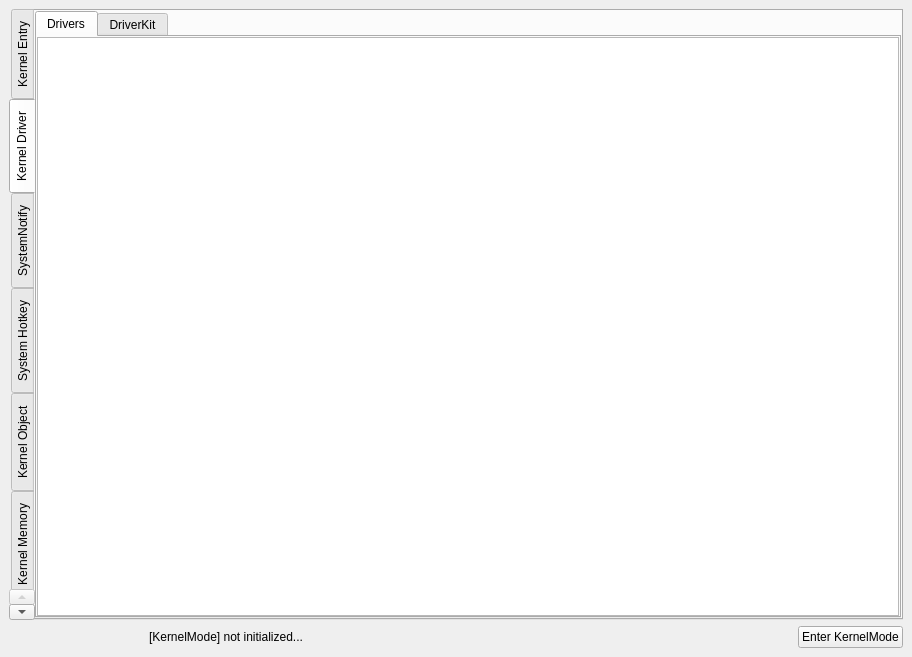
Before: the Qt Designer form src/OpenArk/ui/kernel.ui in BlackINT3/OpenArk, drawn with Qt 5.
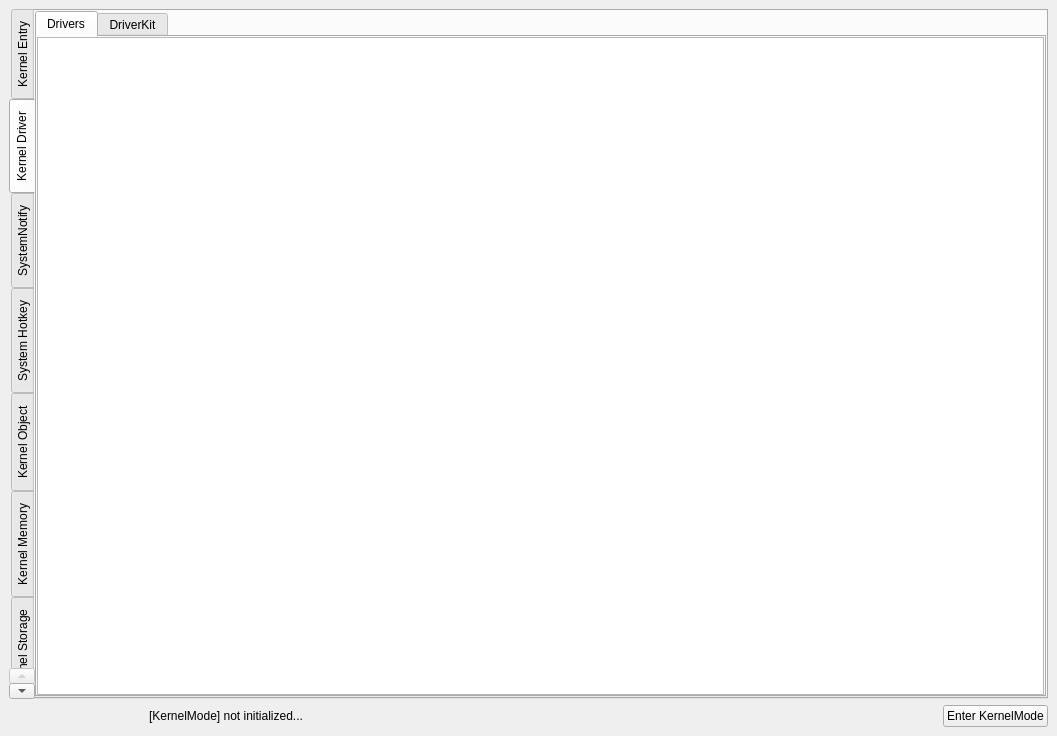
After: the same form once the commit is applied. The open tabs and pages were chosen to show the change.

Commit message: UI optimized and fix NT6 loaddriver bug.

What changed in the file:
```diff
--- a/src/OpenArk/ui/kernel.ui
+++ b/src/OpenArk/ui/kernel.ui
@@ -6,8 +6,8 @@
    <rect>
     <x>0</x>
     <y>0</y>
-    <width>912</width>
-    <height>657</height>
+    <width>1057</width>
+    <height>736</height>
    </rect>
   </property>
   <property name="windowTitle">
```
Left out of the diff: 4 changed lines with no effect on the pictures. The commit also changes 3 other files.
